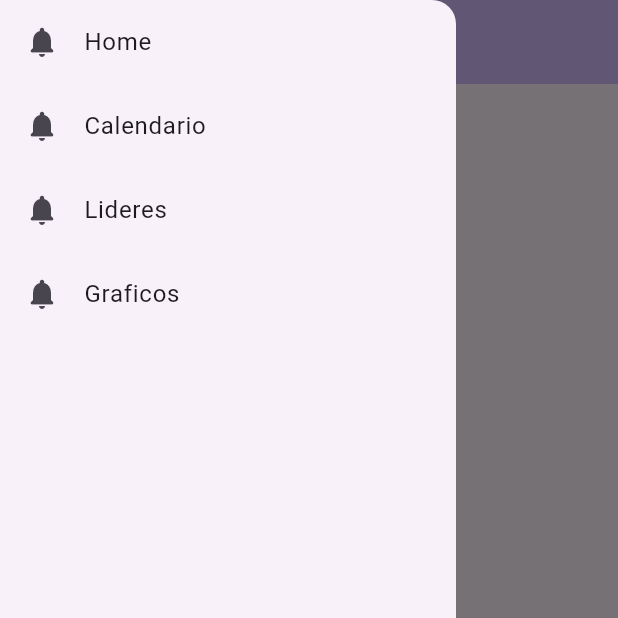
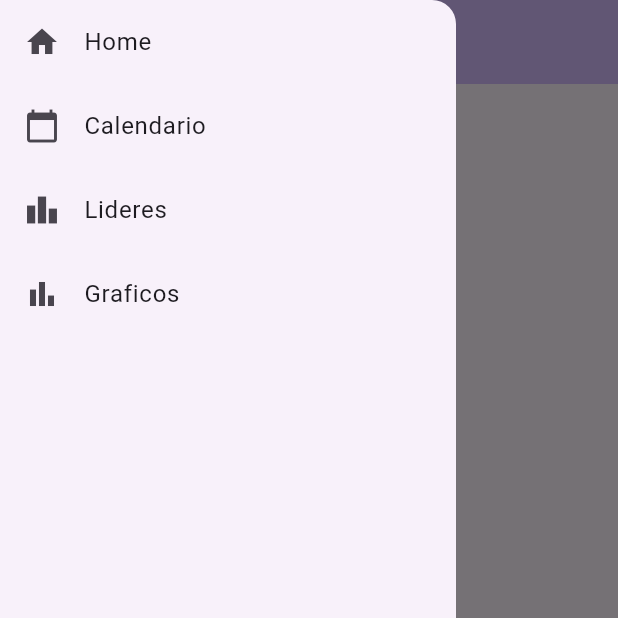
Before and after one commit to crgv7/baseballanotation, a Flutter app: the screen it shows after launch, with the side drawer open, on a phone screen of 412 x 824 dp, the top half of it. Run offline on Flutter 3.47's test engine with Material 3 defaults, Android fonts, the phone set to English and light mode, and no system bars; our stand-ins replace sqflite, syncfusion_flutter_calendar, syncfusion_flutter_charts; accounts and stored records are empty.

Commit message:
crear card en screen principal

```diff
--- a/lib/main.dart
+++ b/lib/main.dart
@@ -3,6 +3,7 @@ import 'package:baseballanotation/screen/graficos.dart';
 import 'package:baseballanotation/screen/home.dart';
 import 'package:baseballanotation/screen/lideres.dart';
 import 'package:baseballanotation/services/database_services.dart';
+import 'package:baseballanotation/models/player.dart';
 import 'package:flutter/material.dart';
 
 void main() async {
@@ -13,19 +14,17 @@ void main() async {
 class MyApp extends StatelessWidget {
   const MyApp({super.key});
 
-  // This widget is the root of your application.
   @override
   Widget build(BuildContext context) {
     return MaterialApp(
       title: 'Flutter Demo',
       routes: {
-          'home':(context)=>Home(),
-          'lideres':(context)=>Lideres(),
-          'calendario':(context)=>EventCalendar(),
-          'graficos':(context)=>Graficos()
+        'home': (context) => Home(),
+        'lideres': (context) => Lideres(),
+        'calendario': (context) => EventCalendar(),
+        'graficos': (context) => Graficos()
       },
       theme: ThemeData(
-
         colorScheme: ColorScheme.fromSeed(seedColor: Colors.deepPurple),
         useMaterial3: true,
       ),
@@ -44,56 +43,164 @@ class MyHomePage extends StatefulWidget {
 }
 
 class _MyHomePageState extends State<MyHomePage> {
+  late Future<List<Player>> _playersFuture;
 
+  @override
+  void initState() {
+    super.initState();
+    _playersFuture = DatabaseServices.instance.getPlayers();
+  }
+
+  Widget _buildLeaderCard(String category, String value, String playerName) {
+    return Card(
+      elevation: 4,
+      margin: const EdgeInsets.symmetric(horizontal: 16, vertical: 8),
+      child: Padding(
+        padding: const EdgeInsets.all(16),
+        child: Row(
+          children: [
+            Expanded(
+              child: Column(
+                crossAxisAlignment: CrossAxisAlignment.start,
+                mainAxisSize: MainAxisSize.min,
+                children: [
+                  Text(
+                    'Líder en $category',
+                    style: const TextStyle(
+                      fontSize: 18,
+                      fontWeight: FontWeight.bold,
+                    ),
+                  ),
+                  const SizedBox(height: 8),
+                  Text(
+                    playerName,
+                    style: const TextStyle(
+                      fontSize: 16,
+                    ),
+                  ),
+                ],
+              ),
+            ),
+            Text(
+              value,
+              style: const TextStyle(
+                fontSize: 24,
+                fontWeight: FontWeight.bold,
+                color: Colors.deepPurple,
+              ),
+            ),
+          ],
+        ),
+      ),
+    );
+  }
+
+  Widget _buildLeadersGrid() {
+    return FutureBuilder<List<Player>>(
+      future: _playersFuture,
+      builder: (context, snapshot) {
+        if (snapshot.connectionState == ConnectionState.waiting) {
+          return const Center(child: CircularProgressIndicator());
+        }
+        if (!snapshot.hasData || snapshot.data!.isEmpty) {
+          return const Center(child: Text('No hay datos disponibles'));
+        }
+
+        final players = snapshot.data!;
+
+        // Encontrar líderes
+        Player? battingLeader;
+        Player? homeRunLeader;
+        Player? rbiLeader;
+        Player? hitsLeader;
+
+        for (var player in players) {
+          if (battingLeader == null || (player.average ?? 0) > (battingLeader.average ?? 0)) {
+            battingLeader = player;
+          }
+          if (homeRunLeader == null || (player.homeRuns ?? 0) > (homeRunLeader.homeRuns ?? 0)) {
+            homeRunLeader = player;
+          }
+          if (rbiLeader == null || (player.rbi ?? 0) > (rbiLeader.rbi ?? 0)) {
+            rbiLeader = player;
+          }
+          if (hitsLeader == null || (player.hits ?? 0) > (hitsLeader.hits ?? 0)) {
+            hitsLeader = player;
+          }
+        }
+
+        return ListView(
+          padding: const EdgeInsets.symmetric(vertical: 16),
+          children: [
+            _buildLeaderCard(
+              'Promedio de Bateo',
+              ((battingLeader?.average ?? 0.0) * 1000).toStringAsFixed(0),
+              battingLeader?.name ?? 'N/A',
+            ),
+            _buildLeaderCard(
+              'Home Runs',
+              (homeRunLeader?.homeRuns ?? 0).toString(),
+              homeRunLeader?.name ?? 'N/A',
+            ),
+            _buildLeaderCard(
+              'RBIs',
+              (rbiLeader?.rbi ?? 0).toString(),
+              rbiLeader?.name ?? 'N/A',
+            ),
+            _buildLeaderCard(
+              'Hits',
+              (hitsLeader?.hits ?? 0).toString(),
+              hitsLeader?.name ?? 'N/A',
+            ),
+          ],
+        );
+      },
+    );
+  }
 
   @override
   Widget build(BuildContext context) {
-
     return Scaffold(
       appBar: AppBar(
         backgroundColor: Theme.of(context).colorScheme.inversePrimary,
         title: Text(widget.title),
       ),
+      body: _buildLeadersGrid(),
       drawer: Drawer(
-       child:ListView(
-          padding:EdgeInsets.zero,
+        child: ListView(
+          padding: EdgeInsets.zero,
           children: [
             _buildItem(
-              icon: Icons.notifications_rounded,
+              icon: Icons.home,
               title: "Home",
-              ontap: ()=>Navigator.pushNamed(context,"home")
-              ),
-
+              ontap: () => Navigator.pushNamed(context, "home")
+            ),
             _buildItem(
-              icon: Icons.notifications_rounded,
+              icon: Icons.calendar_today,
               title: "Calendario",
-              ontap: ()=>Navigator.pushNamed(context,"calendario")
-               ),
-
+              ontap: () => Navigator.pushNamed(context, "calendario")
+            ),
             _buildItem(
-              icon: Icons.notifications_rounded,
+              icon: Icons.leaderboard,
               title: "Lideres",
-              ontap: ()=>Navigator.pushNamed(context,"lideres")),
-
+              ontap: () => Navigator.pushNamed(context, "lideres")
+            ),
             _buildItem(
-              icon: Icons.notifications_rounded,
+              icon: Icons.bar_chart,
               title: "Graficos",
-              ontap: ()=>Navigator.pushNamed(context,"graficos")),
-
+              ontap: () => Navigator.pushNamed(context, "graficos")
+            ),
           ],
-        ) ,
-
-      )
-
-      );
+        ),
+      ),
+    );
   }
 
-    _buildItem({required IconData icon, required String title,required GestureTapCallback ontap}){
+  Widget _buildItem({required IconData icon, required String title, required GestureTapCallback ontap}) {
     return ListTile(
       leading: Icon(icon),
       title: Text(title),
       onTap: ontap,
     );
-
   }
 }
```
